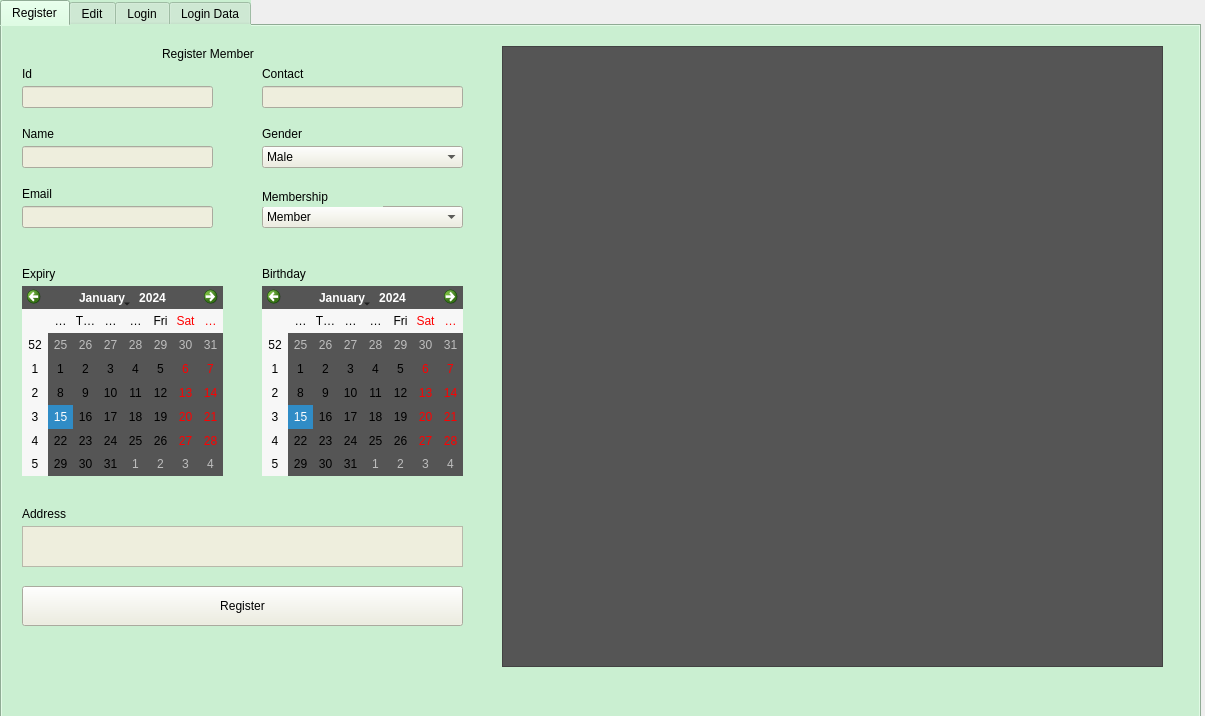
This is gym.ui in francisganapin/Gym-System-7-13-2024 as Qt 5 draws it before an edit. The edited form follows.
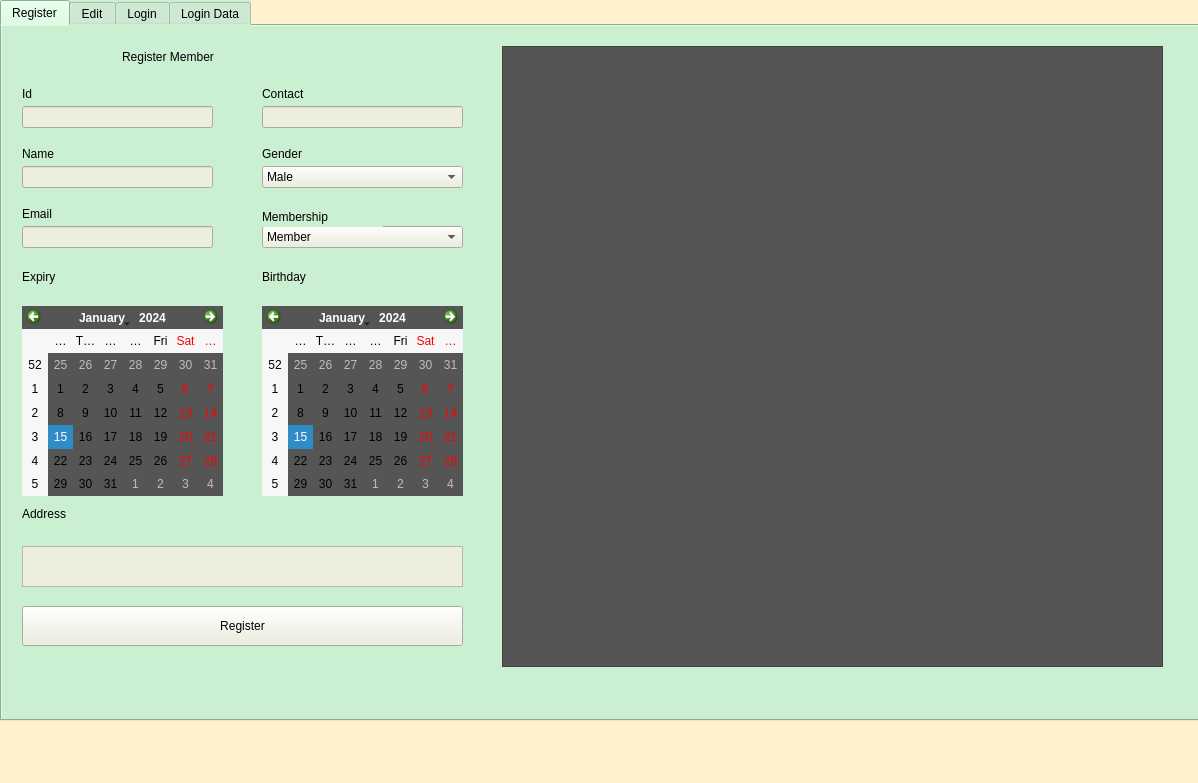
This is the edited form. The open tabs and pages were chosen to show the change.

The edit to the form file:
```diff
--- a/gym.ui
+++ b/gym.ui
@@ -6,14 +6,33 @@
    <rect>
     <x>0</x>
     <y>0</y>
-    <width>1205</width>
-    <height>716</height>
+    <width>1198</width>
+    <height>783</height>
    </rect>
   </property>
   <property name="windowTitle">
    <string>Form</string>
   </property>
-  <widget class="QTabWidget" name="tabWidget">
+  <widget class="QWidget" name="Aunthentication" native="true">
+   <property name="geometry">
+    <rect>
+     <x>0</x>
+     <y>0</y>
+     <width>1201</width>
+     <height>801</height>
+    </rect>
+   </property>
+   <property name="autoFillBackground">
+    <bool>false</bool>
+   </property>
+   <property name="styleSheet">
+    <string notr="true">background-color:#FFF2CC;
+</string>
+   </property>
+   <property name="inputMethodHints">
+    <set>Qt::ImhNone</set>
+   </property>
+   <widget class="QTabWidget" name="Frame">
    <property name="geometry">
     <rect>
      <x>0</x>
@@ -32,7 +51,7 @@
     <enum>QTabWidget::Rounded</enum>
    </property>
    <property name="currentIndex">
-    <number>2</number>
+     <number>1</number>
    </property>
    <property name="documentMode">
     <bool>false</bool>
@@ -54,7 +73,7 @@
      <property name="geometry">
       <rect>
        <x>20</x>
-       <y>180</y>
+        <y>200</y>
        <width>191</width>
        <height>22</height>
       </rect>
@@ -70,7 +89,7 @@
      <property name="geometry">
       <rect>
        <x>20</x>
-       <y>160</y>
+        <y>180</y>
        <width>49</width>
        <height>16</height>
       </rect>
@@ -86,7 +105,7 @@
      <property name="geometry">
       <rect>
        <x>260</x>
-       <y>120</y>
+        <y>140</y>
        <width>201</width>
        <height>22</height>
       </rect>
@@ -109,7 +128,7 @@
      <property name="geometry">
       <rect>
        <x>260</x>
-       <y>180</y>
+        <y>200</y>
        <width>201</width>
        <height>22</height>
       </rect>
@@ -132,7 +151,7 @@
      <property name="geometry">
       <rect>
        <x>20</x>
-       <y>40</y>
+        <y>60</y>
        <width>49</width>
        <height>16</height>
       </rect>
@@ -148,7 +167,7 @@
      <property name="geometry">
       <rect>
        <x>260</x>
-       <y>160</y>
+        <y>180</y>
        <width>121</width>
        <height>21</height>
       </rect>
@@ -164,7 +183,7 @@
      <property name="geometry">
       <rect>
        <x>20</x>
-       <y>120</y>
+        <y>140</y>
        <width>191</width>
        <height>22</height>
       </rect>
@@ -177,7 +196,7 @@
      <property name="geometry">
       <rect>
        <x>260</x>
-       <y>40</y>
+        <y>60</y>
        <width>121</width>
        <height>16</height>
       </rect>
@@ -190,27 +209,11 @@
       <string>Contact</string>
      </property>
     </widget>
-    <widget class="QLabel" name="label_5">
-     <property name="geometry">
-      <rect>
-       <x>260</x>
-       <y>240</y>
-       <width>181</width>
-       <height>16</height>
-      </rect>
-     </property>
-     <property name="styleSheet">
-      <string notr="true">font: 900 italic 12pt &quot;Segoe UI&quot;;</string>
-     </property>
-     <property name="text">
-      <string>Birthday</string>
-     </property>
-    </widget>
     <widget class="QLineEdit" name="id_input">
      <property name="geometry">
       <rect>
        <x>20</x>
-       <y>60</y>
+        <y>80</y>
        <width>191</width>
        <height>22</height>
       </rect>
@@ -223,7 +226,7 @@
      <property name="geometry">
       <rect>
        <x>260</x>
-       <y>100</y>
+        <y>120</y>
        <width>101</width>
        <height>16</height>
       </rect>
@@ -239,7 +242,7 @@
      <property name="geometry">
       <rect>
        <x>260</x>
-       <y>60</y>
+        <y>80</y>
        <width>201</width>
        <height>22</height>
       </rect>
@@ -252,7 +255,7 @@
      <property name="geometry">
       <rect>
        <x>260</x>
-       <y>260</y>
+        <y>280</y>
        <width>201</width>
        <height>190</height>
       </rect>
@@ -265,7 +268,7 @@
      <property name="geometry">
       <rect>
        <x>20</x>
-       <y>260</y>
+        <y>280</y>
        <width>201</width>
        <height>190</height>
       </rect>
@@ -274,27 +277,11 @@
       <string notr="true">background-color:#555555</string>
      </property>
     </widget>
-    <widget class="QLabel" name="label_4">
-     <property name="geometry">
-      <rect>
-       <x>20</x>
-       <y>240</y>
-       <width>61</width>
-       <height>16</height>
-      </rect>
-     </property>
-     <property name="styleSheet">
-      <string notr="true">font: 900 italic 12pt &quot;Segoe UI&quot;;</string>
-     </property>
-     <property name="text">
-      <string>Expiry</string>
-     </property>
-    </widget>
     <widget class="QLabel" name="label_9">
      <property name="geometry">
       <rect>
        <x>20</x>
-       <y>100</y>
+        <y>120</y>
        <width>49</width>
        <height>16</height>
       </rect>
@@ -326,7 +313,7 @@
      <property name="geometry">
       <rect>
        <x>20</x>
-       <y>560</y>
+        <y>580</y>
        <width>441</width>
        <height>40</height>
       </rect>
@@ -356,7 +343,7 @@
      <property name="geometry">
       <rect>
        <x>20</x>
-       <y>500</y>
+        <y>520</y>
        <width>441</width>
        <height>41</height>
       </rect>
@@ -368,16 +355,52 @@
     <widget class="QLabel" name="label_11">
      <property name="geometry">
       <rect>
-       <x>160</x>
+        <x>120</x>
        <y>20</y>
-       <width>121</width>
-       <height>16</height>
-      </rect>
-     </property>
+        <width>161</width>
+        <height>21</height>
+       </rect>
+      </property>
+      <property name="styleSheet">
+       <string notr="true">font: 900 italic 12pt &quot;Segoe UI&quot;;
+</string>
+      </property>
      <property name="text">
       <string>Register Member</string>
      </property>
     </widget>
+     <widget class="QLabel" name="label_4">
+      <property name="geometry">
+       <rect>
+        <x>20</x>
+        <y>240</y>
+        <width>121</width>
+        <height>21</height>
+       </rect>
+      </property>
+      <property name="styleSheet">
+       <string notr="true">font: 900 italic 12pt &quot;Segoe UI&quot;;</string>
+      </property>
+      <property name="text">
+       <string>Expiry</string>
+      </property>
+     </widget>
+     <widget class="QLabel" name="label_5">
+      <property name="geometry">
+       <rect>
+        <x>260</x>
+        <y>240</y>
+        <width>121</width>
+        <height>21</height>
+       </rect>
+      </property>
+      <property name="styleSheet">
+       <string notr="true">font: 900 italic 12pt &quot;Segoe UI&quot;;</string>
+      </property>
+      <property name="text">
+       <string>Birthday</string>
+      </property>
+     </widget>
    </widget>
    <widget class="QWidget" name="tab_2">
     <attribute name="title">
@@ -418,7 +441,7 @@
        <x>680</x>
        <y>20</y>
        <width>141</width>
-       <height>16</height>
+        <height>21</height>
       </rect>
      </property>
      <property name="styleSheet">
@@ -540,7 +563,7 @@
      <property name="geometry">
       <rect>
        <x>480</x>
-       <y>80</y>
+        <y>140</y>
        <width>401</width>
        <height>40</height>
       </rect>
@@ -556,7 +579,7 @@
      <property name="geometry">
       <rect>
        <x>480</x>
-       <y>120</y>
+        <y>220</y>
        <width>261</width>
        <height>40</height>
       </rect>
@@ -572,7 +595,7 @@
      <property name="geometry">
       <rect>
        <x>480</x>
-       <y>180</y>
+        <y>280</y>
        <width>261</width>
        <height>40</height>
       </rect>
@@ -585,7 +608,7 @@
      <property name="geometry">
       <rect>
        <x>480</x>
-       <y>260</y>
+        <y>340</y>
        <width>261</width>
        <height>40</height>
       </rect>
@@ -597,6 +620,22 @@
       <string>Login</string>
      </property>
     </widget>
+     <widget class="QLabel" name="label_15">
+      <property name="geometry">
+       <rect>
+        <x>480</x>
+        <y>80</y>
+        <width>281</width>
+        <height>40</height>
+       </rect>
+      </property>
+      <property name="styleSheet">
+       <string notr="true">font: 900 italic 20pt &quot;Segoe UI&quot;;</string>
+      </property>
+      <property name="text">
+       <string>Members Login</string>
+      </property>
+     </widget>
    </widget>
    <widget class="QWidget" name="tab_4">
     <attribute name="title">
@@ -605,15 +644,32 @@
     <widget class="QTableView" name="tableView_3">
      <property name="geometry">
       <rect>
-       <x>20</x>
-       <y>0</y>
-       <width>201</width>
-       <height>661</height>
+        <x>40</x>
+        <y>60</y>
+        <width>261</width>
+        <height>561</height>
       </rect>
      </property>
      <property name="styleSheet">
       <string notr="true">background-color:#555555;</string>
      </property>
+     </widget>
+     <widget class="QLabel" name="label_14">
+      <property name="geometry">
+       <rect>
+        <x>40</x>
+        <y>20</y>
+        <width>201</width>
+        <height>21</height>
+       </rect>
+      </property>
+      <property name="styleSheet">
+       <string notr="true">font: 900 italic 12pt &quot;Segoe UI&quot;;</string>
+      </property>
+      <property name="text">
+       <string>Member Login Data</string>
+      </property>
+     </widget>
     </widget>
    </widget>
   </widget>
```
Lines whose indentation alone changed are shown as unchanged.
